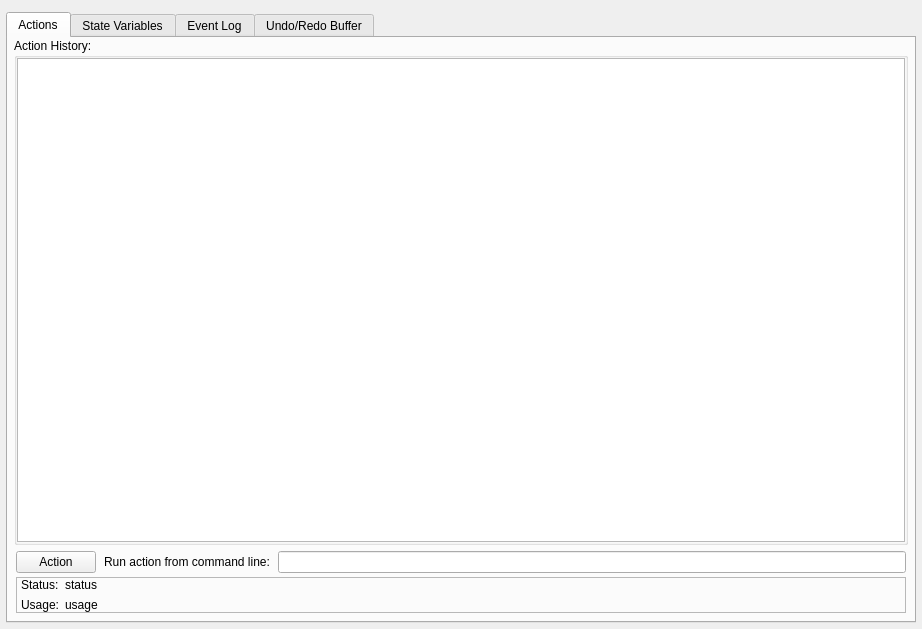
SCIInstitute/Seg3D, file src/Interface/Application/ControllerInterface.ui: the form before one commit.
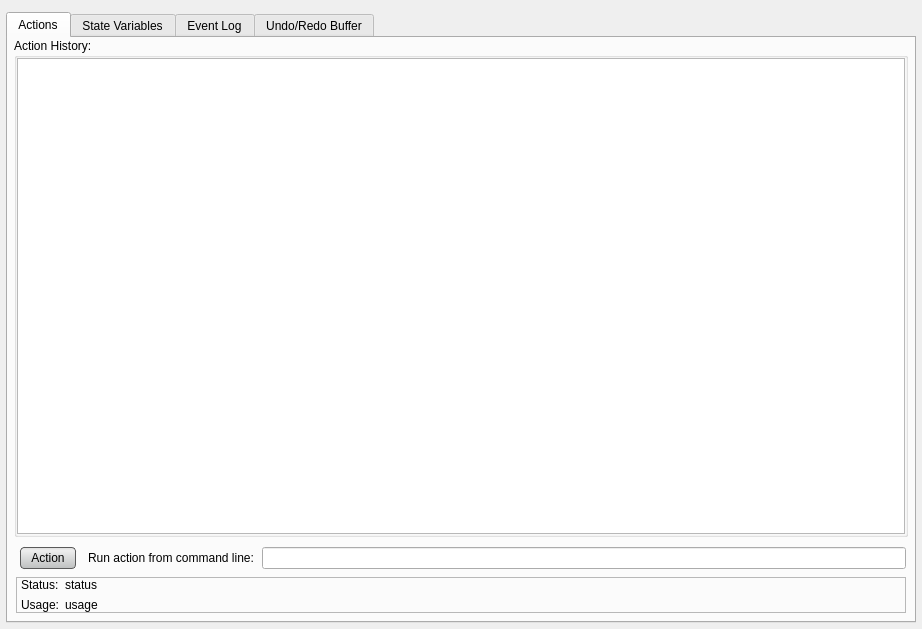
The form after the commit. The open tabs and pages were chosen to show the change.

Commit message: button stylesheet fixes

```diff
--- a/src/Interface/Application/ControllerInterface.ui
+++ b/src/Interface/Application/ControllerInterface.ui
@@ -13,6 +13,30 @@
   <property name="windowTitle">
    <string>Seg3D 2.0 - Controller</string>
   </property>
+  <property name="styleSheet">
+   <string notr="true">QPushButton{
+  background-color: qlineargradient(spread:pad, x1:0.5, y1:0, x2:0.5, y2:0.960227, stop:0 rgba(221, 221, 221, 255), stop:0.155779 rgba(238, 238, 238, 255), stop:1 rgba(192, 194, 194, 255));
+  border-radius: 4px;
+  border: 1px solid rgb(90, 90, 90);
+  margin:4px;
+  padding-left: 10px;
+  padding-right: 10px;
+}
+
+QPushButton:hover{
+  background-color: qlineargradient(spread:pad, x1:0.5, y1:0, x2:0.5, y2:1, stop:0 rgba(195, 195, 195, 255), stop:0.253769 rgba(206, 206, 206, 255), stop:1 rgba(185, 185, 185, 255));
+  border-radius: 4px;
+  border: 1px solid rgb(90, 90, 90);
+  margin:4px;
+}
+
+QPushButton:pressed{
+  background-color: qlineargradient(spread:pad, x1:0.5, y1:0, x2:0.5, y2:1, stop:0 rgba(150, 150, 150, 255), stop:0.753769 rgba(206, 206, 206, 255), stop:1 rgba(185, 185, 185, 255));
+  border-radius: 4px;
+  border: 1px solid rgb(90, 90, 90);
+  margin:4px;
+}</string>
+  </property>
   <layout class="QVBoxLayout" name="verticalLayout_2">
    <property name="spacing">
     <number>0</number>
@@ -162,6 +186,12 @@
              </property>
              <item>
               <widget class="QPushButton" name="TB_ACTION">
+               <property name="minimumSize">
+                <size>
+                 <width>0</width>
+                 <height>30</height>
+                </size>
+               </property>
                <property name="focusPolicy">
                 <enum>Qt::NoFocus</enum>
                </property>
```
Left out of the diff: 5 changed lines with no effect on the pictures. The commit also changes 7 other files.
